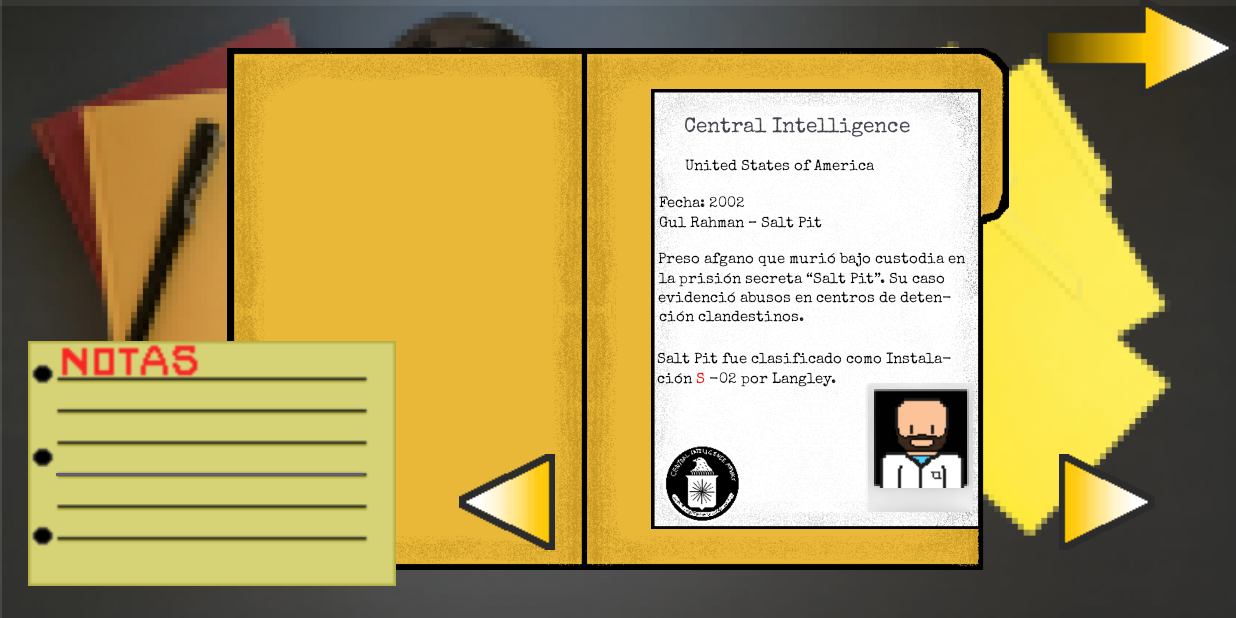
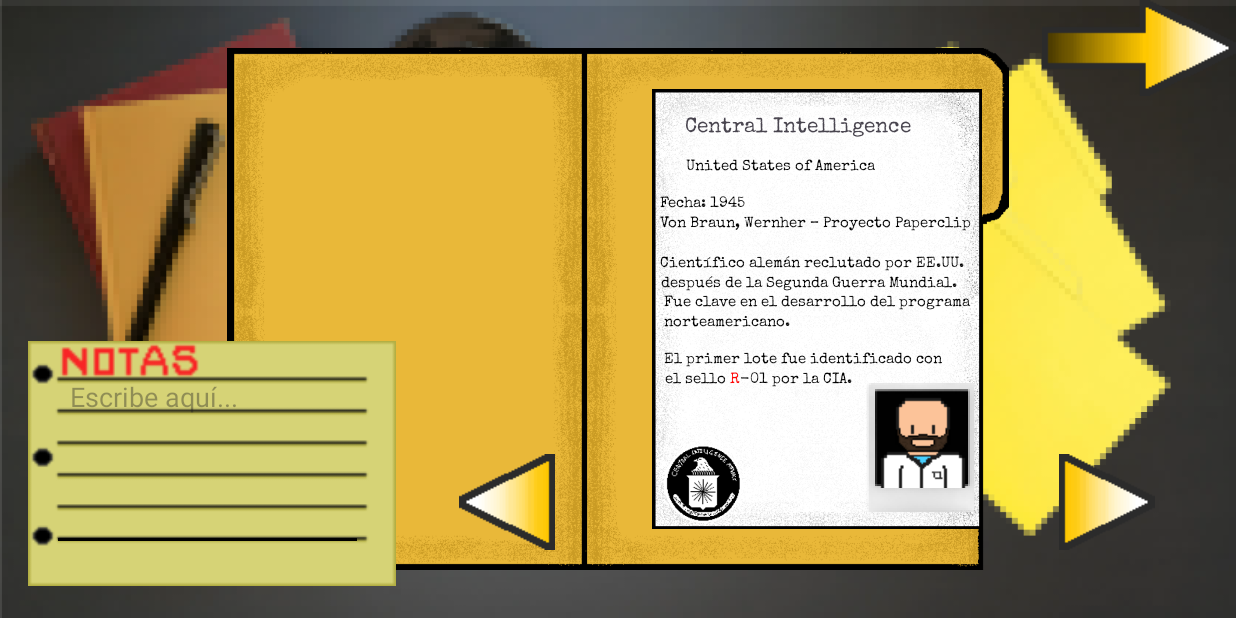
Before and after one commit to Maria7703/Videojuego, an Android app: the DemoActivity screen opened directly, with no data from a screen before it, on a phone screen of 824 x 412 dp (held sideways). Run offline under Robolectric (Android 15) with nearby library versions, the phone set to English and light mode, and no system bars.

Commit message:
entry en las notas arreglado

```diff
--- a/app/src/main/res/layout/demmo.xml
+++ b/app/src/main/res/layout/demmo.xml
@@ -38,7 +38,7 @@
         android:id="@+id/hoja3"
         android:layout_width="match_parent"
         android:layout_height="match_parent"
-        android:visibility="gone"
+        android:visibility="visible"
         tools:layout_editor_absoluteX="-317dp"
         tools:layout_editor_absoluteY="0dp">
 
@@ -853,7 +853,7 @@
         android:layout_height="match_parent"
         tools:layout_editor_absoluteX="136dp"
         tools:layout_editor_absoluteY="16dp"
-        android:visibility="visible">
+        android:visibility="gone">
 
         <ImageView
             android:id="@+id/fondoHoja5"
@@ -1098,16 +1098,22 @@
 
     <EditText
         android:id="@+id/editTextText"
-        android:layout_width="wrap_content"
-        android:layout_height="wrap_content"
+        android:layout_width="207dp"
+        android:layout_height="127dp"
         android:ems="10"
-        android:inputType="text"
+        android:gravity="top|start"
+        android:hint="Escribe aquí..."
+        android:inputType="textMultiLine"
+        android:lines="5"
+        android:padding="12dp"
+        android:textColor="@color/black"
+        android:backgroundTint="@color/black"
         app:layout_constraintBottom_toBottomOf="@+id/imageView"
         app:layout_constraintEnd_toEndOf="@+id/imageView"
-        app:layout_constraintHorizontal_bias="0.457"
+        app:layout_constraintHorizontal_bias="0.421"
         app:layout_constraintStart_toStartOf="@+id/imageView"
         app:layout_constraintTop_toTopOf="@+id/imageView"
-        app:layout_constraintVertical_bias="0.441" />
+        app:layout_constraintVertical_bias="0.382" />
 
     <ImageButton
         android:id="@+id/imageButton"
```
